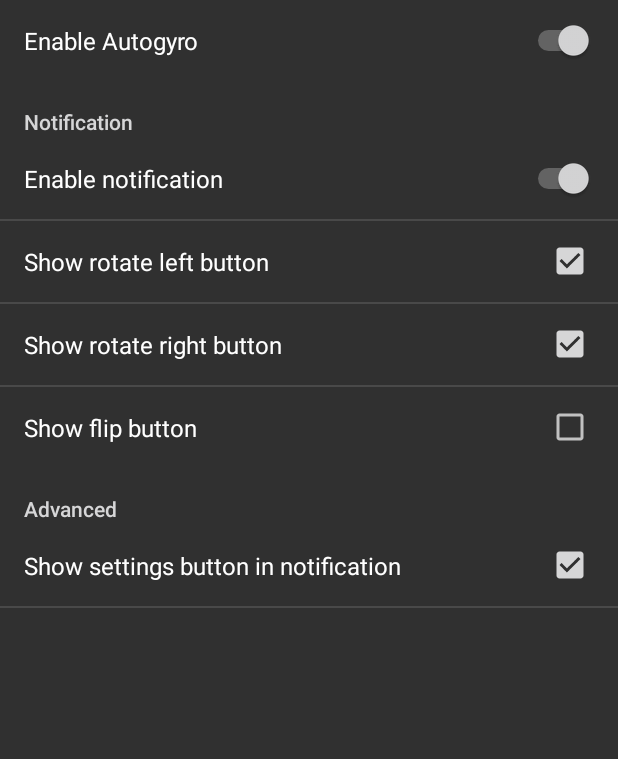
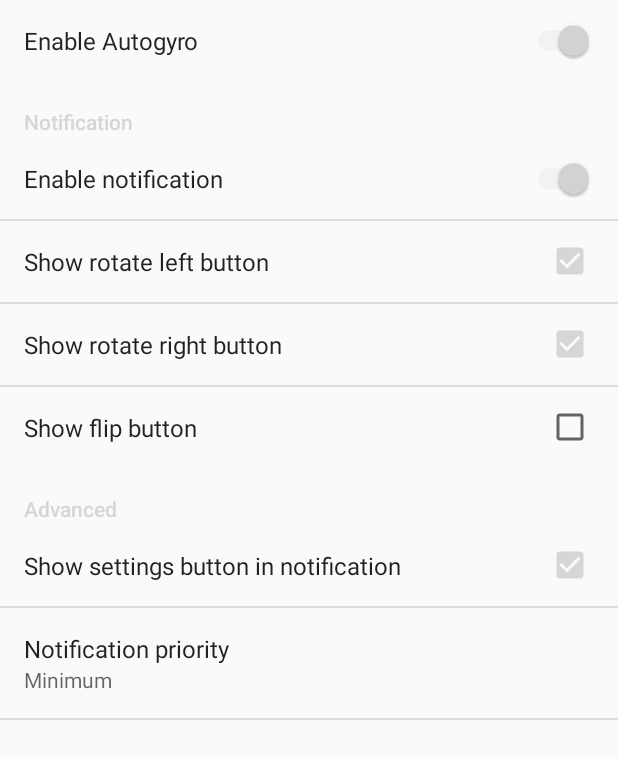
Before and after one commit to zlsa/autogyro, an Android app: the fragment MainSettingsFragment shown on its own in the app's theme, on a phone screen of 412 x 824 dp. Shown: the top 759 px of the screen. Run offline under Robolectric (Android 15) with nearby library versions, the phone set to English and light mode, and no system bars; our stand-ins replace EventBus; 1 statement that could not run was skipped.

Commit message:
fixed notification bug, enabled start on boot

```diff
--- a/app/build.gradle
+++ b/app/build.gradle
@@ -7,8 +7,8 @@ android {
         applicationId "com.zlsadesign.autogyro"
         minSdkVersion 21
         targetSdkVersion 25
-        versionCode 1
-        versionName "1.0"
+        versionCode 3
+        versionName "1.0.0-rc1"
         testInstrumentationRunner "android.support.test.runner.AndroidJUnitRunner"
     }
     buildTypes {
--- a/app/src/main/java/com/zlsadesign/autogyro/MainSettingsFragment.java
+++ b/app/src/main/java/com/zlsadesign/autogyro/MainSettingsFragment.java
@@ -1,8 +1,11 @@
 package com.zlsadesign.autogyro;
 
+import android.content.Context;
 import android.content.SharedPreferences;
 import android.os.Bundle;
+import android.preference.Preference;
 import android.preference.PreferenceFragment;
+import android.preference.PreferenceManager;
 
 import org.greenrobot.eventbus.EventBus;
 
@@ -13,6 +16,11 @@ public class MainSettingsFragment extends PreferenceFragment implements SharedPr
     super.onCreate(savedInstanceState);
 
     addPreferencesFromResource(R.xml.preference_main);
+
+    Context hostActivity = getActivity();
+    SharedPreferences prefs = PreferenceManager.getDefaultSharedPreferences(hostActivity);
+
+    updateNotificationPriority(Integer.valueOf(prefs.getString("notification_priority", "4")));
   }
 
   @Override
@@ -31,6 +39,12 @@ public class MainSettingsFragment extends PreferenceFragment implements SharedPr
     prefs.unregisterOnSharedPreferenceChangeListener(this);
   }
 
+  private void updateNotificationPriority(int priority) {
+    String[] priorities = getResources().getStringArray(R.array.notification_priority);
+
+    Preference pref = findPreference("notification_priority");
+    pref.setSummary(priorities[priority]);
+  }
 
   @Override
   public void onSharedPreferenceChanged(SharedPreferences prefs, String key) {
@@ -53,6 +67,12 @@ public class MainSettingsFragment extends PreferenceFragment implements SharedPr
         EventBus.getDefault().postSticky(new NotificationChangeEvent(NotificationChangeEvent.COMMAND_HIDE));
       }
 
+    } else if(key.equals("notification_priority")) {
+      int priority = Integer.valueOf(prefs.getString(key, "4"));
+
+      EventBus.getDefault().postSticky(new NotificationChangeEvent(NotificationChangeEvent.COMMAND_PRIORITY, String.valueOf(priority)));
+
+      updateNotificationPriority(priority);
     } else if(key.startsWith("show_notification_")) {
       boolean enabled = prefs.getBoolean(key, false);
 
--- a/app/src/main/java/com/zlsadesign/autogyro/NotificationChangeEvent.java
+++ b/app/src/main/java/com/zlsadesign/autogyro/NotificationChangeEvent.java
@@ -7,11 +7,13 @@ class NotificationChangeEvent {
 
   static String COMMAND_BUTTON_HIDE = "button_hide";
   static String COMMAND_BUTTON_SHOW = "button_show";
+  static String COMMAND_PRIORITY = "priority";
 
   static String BUTTON_LEFT = "left";
   static String BUTTON_RIGHT = "right";
   static String BUTTON_FLIP = "flip";
   static String BUTTON_SETTINGS = "settings";
+
 
   private String command;
   private String button;
--- /dev/null
+++ b/app/src/main/res/values/array.xml
@@ -0,0 +1,20 @@
+<?xml version="1.0" encoding="utf-8"?>
+<resources>
+
+  <string-array name="notification_priority">
+    <item>Maximum</item>
+    <item>High</item>
+    <item>Default</item>
+    <item>Low</item>
+    <item>Minimum</item>
+  </string-array>
+
+  <string-array name="notification_priority_values">
+    <item>0</item>
+    <item>1</item>
+    <item>2</item>
+    <item>3</item>
+    <item>4</item>
+  </string-array>
+
+</resources>
--- a/app/src/main/res/values/strings.xml
+++ b/app/src/main/res/values/strings.xml
@@ -46,6 +46,8 @@
 
   <string name="control_method_notification_use">Enable notification</string>
 
+  <string name="control_method_notification_priority">Notification priority</string>
+
   <string name="control_method_notification_show_left">Show rotate left button</string>
   <string name="control_method_notification_show_right">Show rotate right button</string>
   <string name="control_method_notification_show_flip">Show flip button</string>
--- a/app/src/main/res/values/styles.xml
+++ b/app/src/main/res/values/styles.xml
@@ -1,6 +1,6 @@
 <resources>
 
-  <style name="AppTheme" parent="Theme.AppCompat">
+  <style name="AppTheme" parent="Theme.AppCompat.Light">
     <item name="colorPrimary">@color/primary</item>
     <item name="colorPrimaryDark">@color/primary_dark</item>
     <item name="colorAccent">@color/accent</item>
--- a/app/src/main/res/xml/preference_main.xml
+++ b/app/src/main/res/xml/preference_main.xml
@@ -39,12 +39,20 @@
   <PreferenceCategory
     android:title="@string/preferences_advanced">
 
-  <CheckBoxPreference
+    <CheckBoxPreference
       android:key="show_notification_settings"
       android:title="@string/control_method_notification_show_settings_extra"
       android:defaultValue="@bool/control_method_notification_show_settings"
       />
 
+    <ListPreference
+      android:key="notification_priority"
+      android:title="@string/control_method_notification_priority"
+      android:entries="@array/notification_priority"
+      android:entryValues="@array/notification_priority_values"
+      android:defaultValue="4"
+      />
+
   </PreferenceCategory>
 
 </PreferenceScreen>
```
Also changed, not shown: app/src/main/AndroidManifest.xml (+12 -2 lines), app/src/main/java/com/zlsadesign/autogyro/AutogyroBroadcastReceiver.java (added, +15 -0 lines), app/src/main/java/com/zlsadesign/autogyro/AutogyroNotification.java (+51 -9 lines), app/src/main/java/com/zlsadesign/autogyro/AutogyroService.java (+4 -4 lines).
